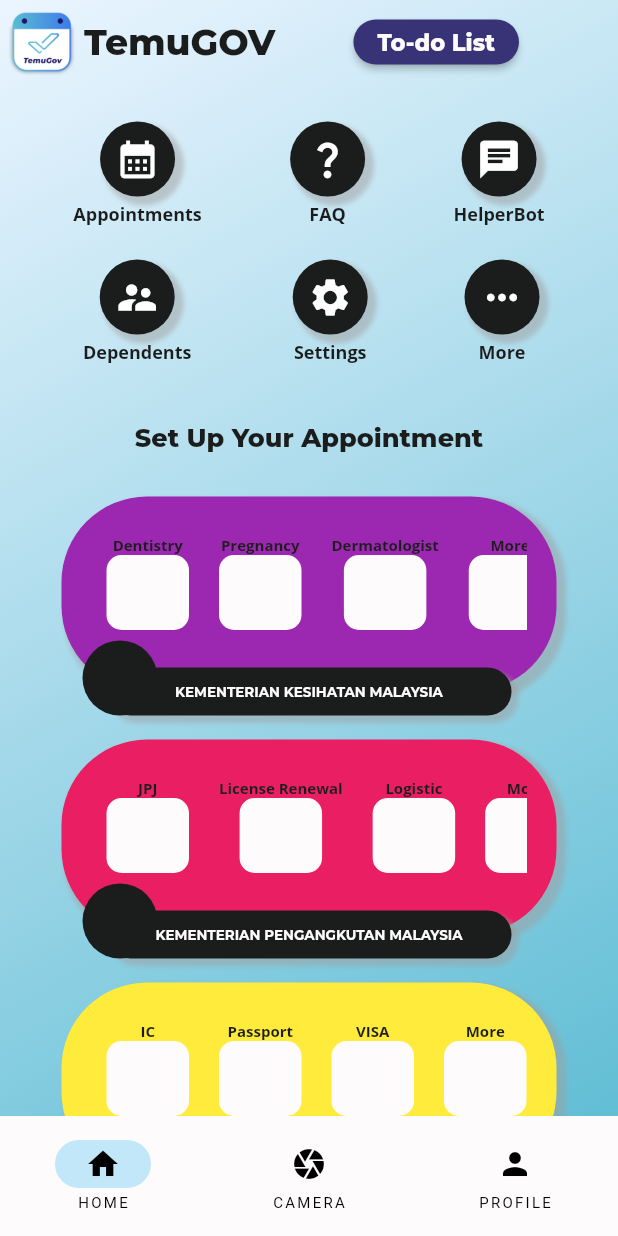
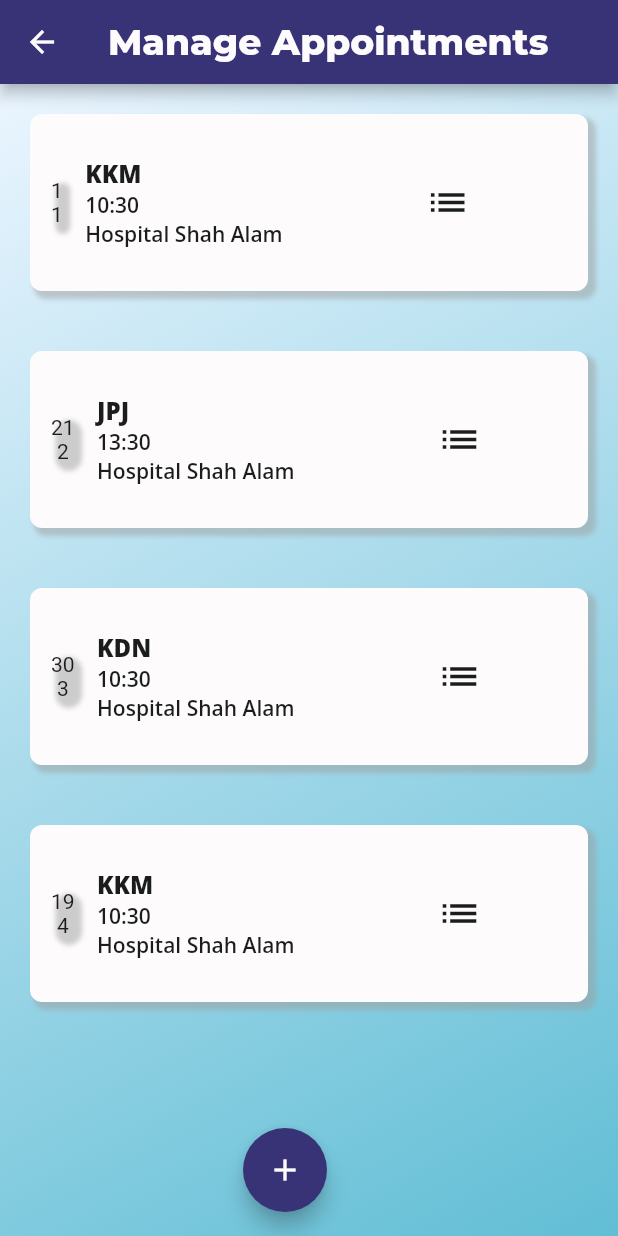
Before and after one commit to Azizie13/TemuGov, a Flutter app: the RootPage screen opened directly, after a tap on the "calendar month" icon, on a phone screen of 412 x 824 dp. Run offline on Flutter 3.47's test engine with Material 2 defaults, Android fonts, the phone set to English and light mode, and no system bars; our stand-ins replace animated_splash_screen, flutter_signin_button, google_fonts, page_transition.

Commit message:
Start the appointment management

```diff
--- a/lib/src/main_pages/home/home_page.dart
+++ b/lib/src/main_pages/home/home_page.dart
@@ -1,5 +1,6 @@
 import 'package:flutter/material.dart';
 import 'package:temugov_dev/src/app_styles.dart';
+import 'package:temugov_dev/src/main_pages/utils/appointment_mng_page.dart';
 import 'package:temugov_dev/src/main_pages/utils/dependent_page.dart';
 import 'package:temugov_dev/src/main_pages/utils/setting_page.dart';
 import 'package:temugov_dev/src/main_pages/utils/todo_page.dart';
@@ -170,8 +171,10 @@
                 Row(
                   mainAxisAlignment: MainAxisAlignment.spaceEvenly,
                   children: [
-                    _buildIcon(
-                        Icons.calendar_month_sharp, "Appointments", () {}),
+                    _buildIcon(Icons.calendar_month_sharp, "Appointments", () {
+                      Navigator.of(context).push(MaterialPageRoute(
+                          builder: (context) => AppointManagePage()));
+                    }),
                     _buildIcon(Icons.question_mark_sharp, "FAQ", () {}),
                     _buildIcon(Icons.chat, "HelperBot", () {}),
                   ],
--- a/lib/src/main_pages/utils/appointment_mng_page.dart
+++ b/lib/src/main_pages/utils/appointment_mng_page.dart
@@ -0,0 +1,124 @@
+import 'package:flutter/material.dart';
+import 'package:temugov_dev/src/app_styles.dart';
+import 'package:temugov_dev/src/decoration/background.dart';
+
+class AppointManagePage extends StatelessWidget {
+  AppointManagePage({super.key});
+
+  @override
+  Widget build(BuildContext context) {
+    return Scaffold(
+      appBar: AppBar(
+        automaticallyImplyLeading: true,
+        centerTitle: true,
+        backgroundColor: kPurple,
+        title: const Text(
+          "Manage Appointments",
+        ),
+        titleTextStyle: kMontExtraBold.copyWith(fontSize: 24, color: kWhite),
+        foregroundColor: kWhite,
+      ),
+      body: Container(
+          height: double.infinity,
+          width: double.infinity,
+          decoration: backgroundGradient(),
+          child: SafeArea(child: _buildSettings())),
+      floatingActionButton: Align(
+        alignment: Alignment.bottomCenter,
+        child: FloatingActionButton(
+          tooltip: 'Make new appointments',
+          backgroundColor: kPurple,
+          foregroundColor: kWhite,
+          onPressed: () {
+            debugPrint("Navigate user home page.");
+          },
+          child: const Icon(Icons.add),
+        ),
+      ),
+    );
+  }
+
+  final List<String> appointmentsNames = [
+    "KKM",
+    "JPJ",
+    "KDN",
+    "KKM",
+  ];
+
+  final List<DateTime> appointmentsDates = [
+    DateTime(2023, 1, 1, 10, 30),
+    DateTime(2023, 2, 21, 13, 30),
+    DateTime(2023, 3, 30, 10, 30),
+    DateTime(2023, 4, 19, 10, 30),
+  ];
+
+  final List<String> appointmentsLocations = [
+    "Hospital Shah Alam",
+    "Hospital Shah Alam",
+    "Hospital Shah Alam",
+    "Hospital Shah Alam",
+  ];
+
+  Padding _buildSettings() {
+    return Padding(
+      padding: const EdgeInsets.only(bottom: 30.0),
+      child: ListView.builder(
+          scrollDirection: Axis.vertical,
+          shrinkWrap: true,
+          itemCount: appointmentsNames.length,
+          itemBuilder: (context, index) {
+            return Container(
+                margin:
+                    const EdgeInsets.symmetric(horizontal: 20.0, vertical: 20),
+                padding: const EdgeInsets.all(14.0),
+                decoration: BoxDecoration(
+                    color: kWhite,
+                    borderRadius: BorderRadius.circular(8.0),
+                    boxShadow: kBoxShadow),
+                child: Row(
+                  children: [
+                    Container(
+                      decoration: BoxDecoration(
+                          boxShadow: kBoxShadow,
+                          borderRadius: BorderRadius.circular(18)),
+                      child: Column(
+                        children: [
+                          Text(appointmentsDates[index].day.toString()),
+                          Text(appointmentsDates[index].month.toString()),
+                        ],
+                      ),
+                    ),
+                    Padding(
+                      padding: const EdgeInsets.all(15.0),
+                      child: Column(
+                        crossAxisAlignment: CrossAxisAlignment.start,
+                        children: [
+                          Text(
+                            appointmentsNames[index],
+                            style: kOpenSansExtraBold.copyWith(fontSize: 16),
+                          ),
+                          Text(
+                            '${appointmentsDates[index].hour}:${appointmentsDates[index].minute}',
+                            style: kOpenSansSemiBold.copyWith(fontSize: 14),
+                          ),
+                          Text(
+                            appointmentsLocations[index],
+                            style: kOpenSansSemiBold.copyWith(fontSize: 14),
+                          ),
+                        ],
+                      ),
+                    ),
+                    const SizedBox(
+                      width: 80,
+                    ),
+                    const Icon(
+                      Icons.list,
+                      size: 30,
+                      color: kBlack,
+                    )
+                  ],
+                ));
+          }),
+    );
+  }
+}
```
